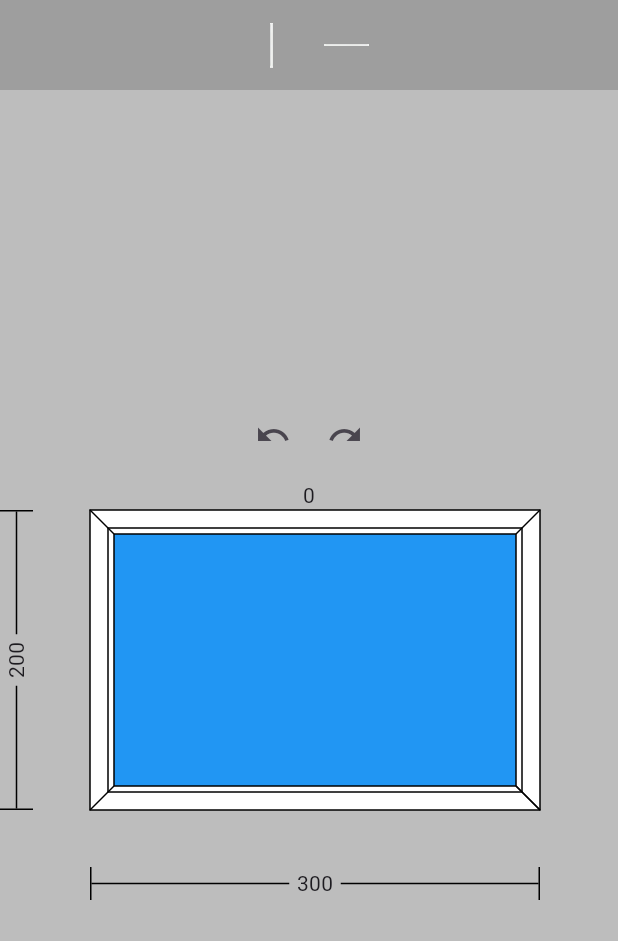
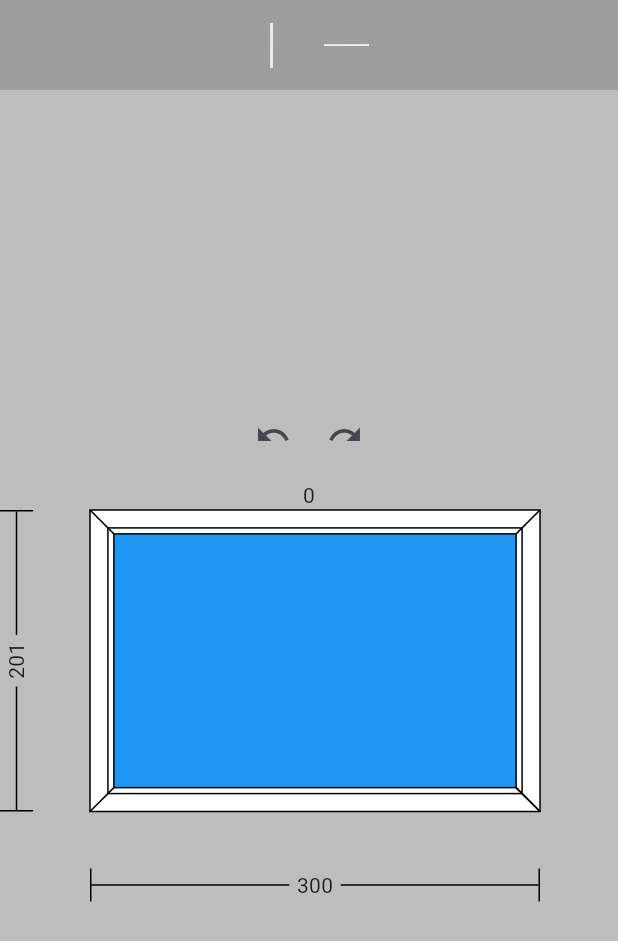
Before and after one commit to kamangir86/four-, a Flutter app: the screen it shows after launch, on a phone screen of 412 x 824 dp. Shown: the top 941 px of the screen. Run offline on Flutter 3.47's test engine with Material 3 defaults, Android fonts, the phone set to English and light mode, and no system bars; missing offline and left inert: multi_split_view.

Commit message:
fix size of sheet bug 2

```diff
--- a/lib/main.dart
+++ b/lib/main.dart
@@ -35,7 +35,7 @@ class MyHomePage extends StatefulWidget {
 
 class _MyHomePageState extends State<MyHomePage> {
 
-  var size = Size(300, 200);
+  var size = Size(300, 201);
 
 
   @override
--- a/lib/sade.dart
+++ b/lib/sade.dart
@@ -71,26 +71,31 @@ class _SadeState extends State<Sade> {
         edge = data[i].edge!;
       }
       if (data[i].data.isVertical) {
+
+        var point = (edge.left + (edge.right - edge.left) / 2).ceil();
+
         if (!data[i].fixed) {
           data[i].offset =
-              Offset(edge.left + (edge.right - edge.left) / 2, edge.bottom);
+              Offset(point.toDouble(), edge.bottom);
           data[i].edge = edge;
           data[i].fixed = true;
           data[i].start =
-              Offset(edge.left + (edge.right - edge.left) / 2, edge.top);
+              Offset(point.toDouble(), edge.top);
           data[i].end =
-              Offset(edge.left + (edge.right - edge.left) / 2, edge.bottom);
+              Offset(point.toDouble(), edge.bottom);
         }
       } else {
+
+        var point = (edge.top + (edge.bottom - edge.top) / 2).ceil();
         if (!data[i].fixed) {
           data[i].offset =
-              Offset(edge.left, edge.top + (edge.bottom - edge.top) / 2);
+              Offset(edge.left, point.toDouble());
           data[i].edge = edge;
           data[i].fixed = true;
           data[i].start =
-              Offset(edge.left, edge.top + (edge.bottom - edge.top) / 2);
+              Offset(edge.left, point.toDouble());
           data[i].end =
-              Offset(edge.right, edge.top + (edge.bottom - edge.top) / 2);
+              Offset(edge.right, point.toDouble());
         }
       }
     }
```
